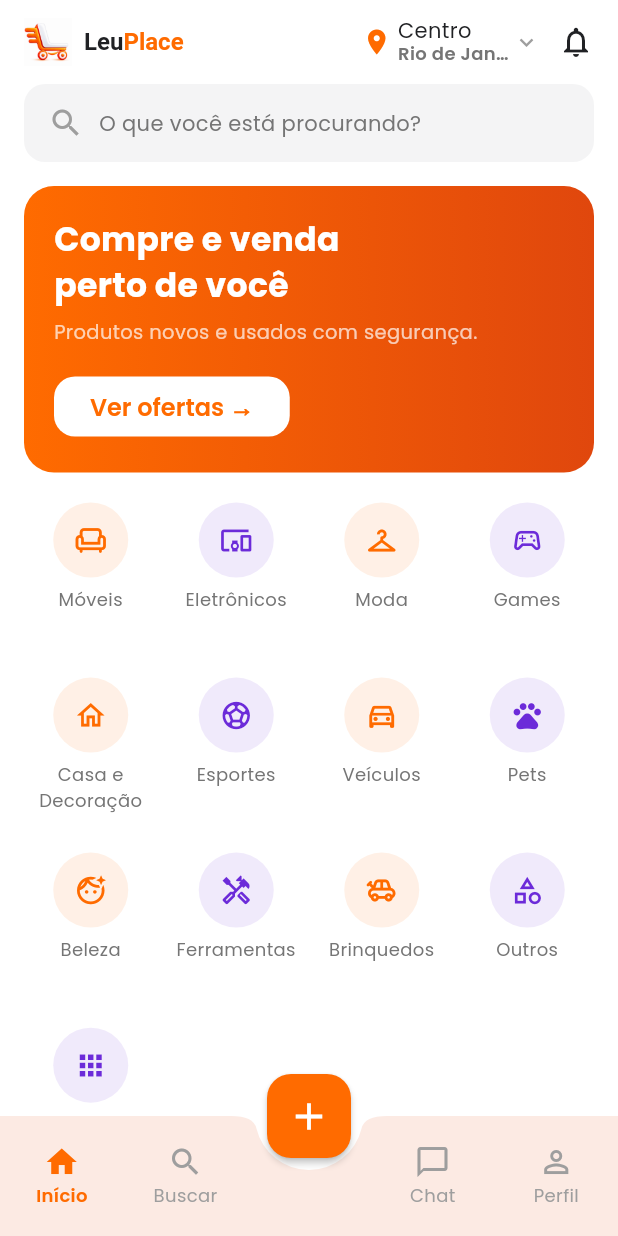
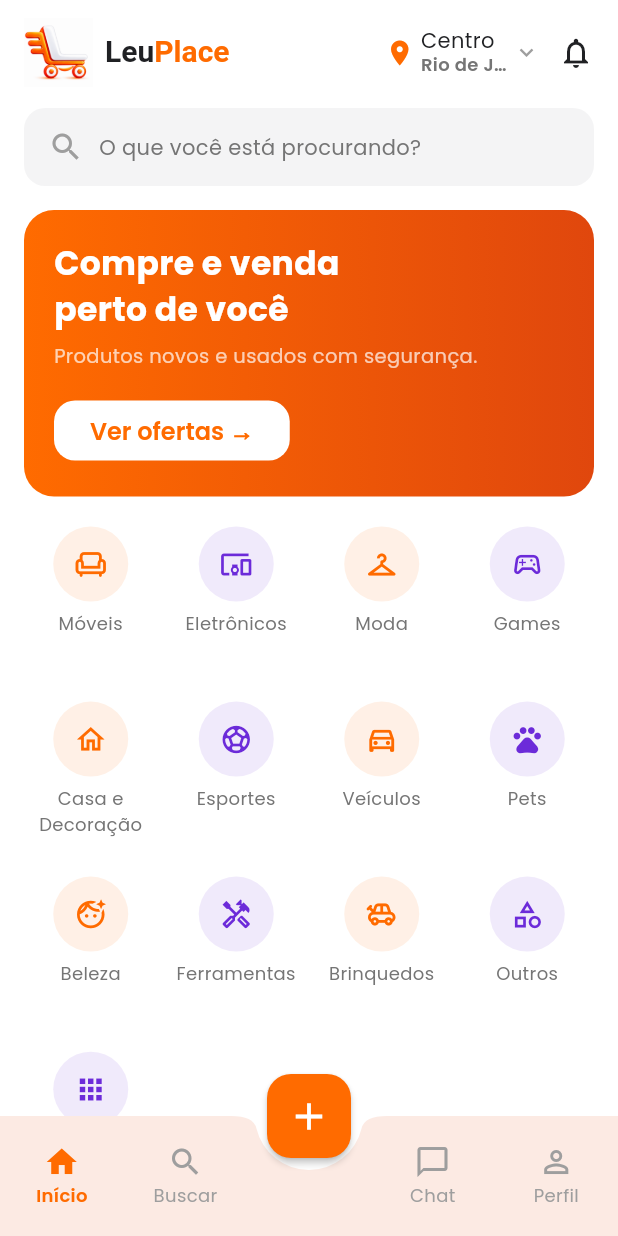
Before and after one commit to leunamesoftware/leuplace, a Flutter app: the HomeScreen screen opened by its route, on a phone screen of 412 x 824 dp. Run offline on Flutter 3.47's test engine with Material 3 defaults, Android fonts, the phone set to English and light mode, and no system bars; our stand-ins replace cloud_firestore, firebase_auth, firebase_core, firebase_storage, flutter_riverpod, go_router and 3 more; accounts and stored records are empty.

Commit message:
fix: remove o cartão branco do ícone e aumenta o carrinho do cabeçalho
O ícone tinha um quadrado branco arredondado atrás da marca — agora a
marca (sem fundo) fica direto sobre o fundo pêssego, maior e sem essa
camada branca extra. O ícone do carrinho no cabeçalho do app (ao lado do
nome LeuPlace) também estava desproporcionalmente pequeno; aumentado.

Co-Authored-By: Claude Sonnet 5 <noreply@anthropic.com>
Claude-Session: https://claude.ai/code/session_01NeaR7mb7hA3ppBD6bwaoZL

```diff
--- a/lib/widgets/app_header.dart
+++ b/lib/widgets/app_header.dart
@@ -19,12 +19,12 @@ class AppHeader extends ConsumerWidget implements PreferredSizeWidget {
     return SafeArea(
       bottom: false,
       child: Padding(
-        padding: const EdgeInsets.fromLTRB(16, 12, 16, 8),
+        padding: const EdgeInsets.fromLTRB(16, 12, 16, 10),
         child: Row(
           children: [
             const AppLogo(
-              markSize: 32,
-              wordmarkFontSize: 16,
+              markSize: 46,
+              wordmarkFontSize: 20,
               showTagline: false,
               horizontal: true,
             ),
@@ -85,5 +85,5 @@ class AppHeader extends ConsumerWidget implements PreferredSizeWidget {
   }
 
   @override
-  Size get preferredSize => const Size.fromHeight(64);
+  Size get preferredSize => const Size.fromHeight(72);
 }
```
Also changed, not shown: 10 other files.
